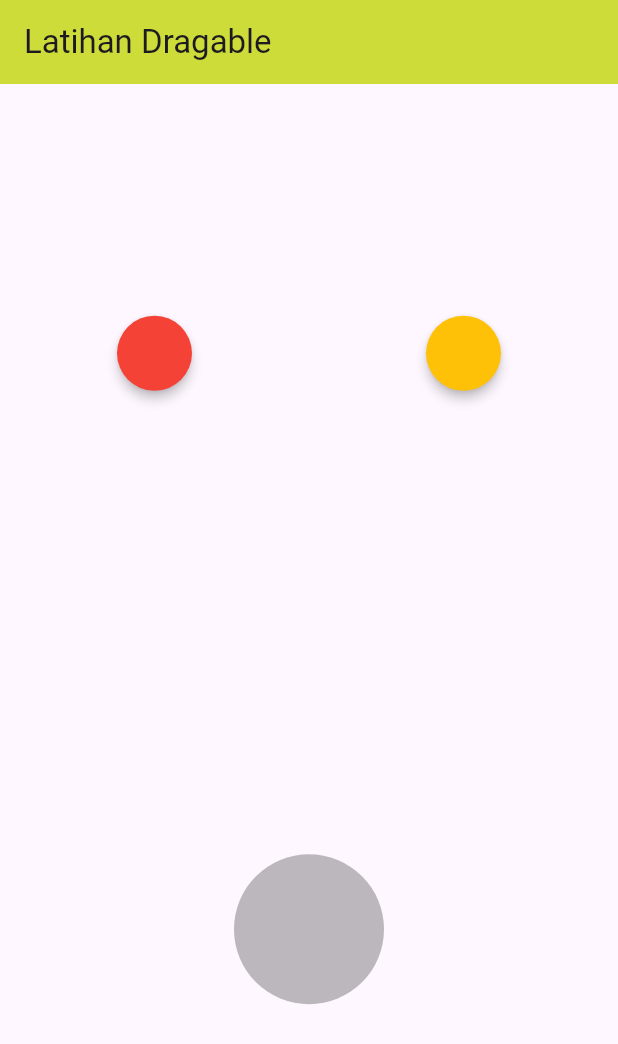
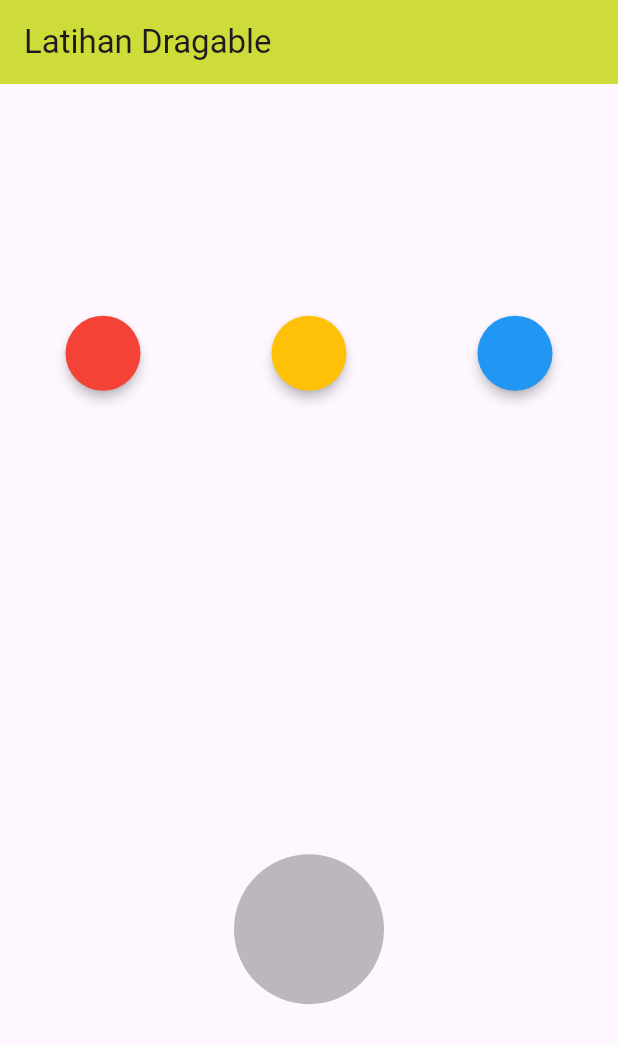
Before and after one commit to yabsiraditya/learn-flutter, a Flutter app: the screen it shows after launch, on a phone screen of 412 x 824 dp. Shown: the top 1044 px of the screen. Run offline on Flutter 3.47's test engine with Material 3 defaults, Android fonts, the phone set to English and light mode, and no system bars.

Commit message:
Dragable Update

```diff
--- a/lib/main.dart
+++ b/lib/main.dart
@@ -1,6 +1,7 @@
 import 'dart:ui';
 import 'package:flutter/material.dart';
 import 'package:flutter/rendering.dart';
+import 'package:flutter/services.dart';
 import 'package:flutter/widgets.dart';
 
 void main() => runApp(MyApp());
@@ -15,6 +16,7 @@
 class _MyAppState extends State<MyApp> {
   Color color1 = Colors.red;
   Color color2 = Colors.amber;
+  Color color3 = Colors.blue;
   late Color targetColor;
   bool isAccepted = false;
 
@@ -92,6 +94,36 @@
                     ),
                   ),
                 ),
+                Draggable<Color>(
+                  data: color3,
+                  child: SizedBox(
+                    width: 50,
+                    height: 50,
+                    child: Material(
+                      color: color3,
+                      shape: StadiumBorder(),
+                      elevation: 3,
+                    ),
+                  ),
+                  childWhenDragging: SizedBox(
+                    width: 50,
+                    height: 50,
+                    child: Material(
+                      color: Colors.grey,
+                      shape: StadiumBorder(),
+                      elevation: 3,
+                    ),
+                  ),
+                  feedback: SizedBox(
+                    width: 50,
+                    height: 50,
+                    child: Material(
+                      color: color3.withOpacity(0.5),
+                      shape: StadiumBorder(),
+                      elevation: 3,
+                    ),
+                  ),
+                ),
               ],
             ),
             DragTarget<Color>(
```
